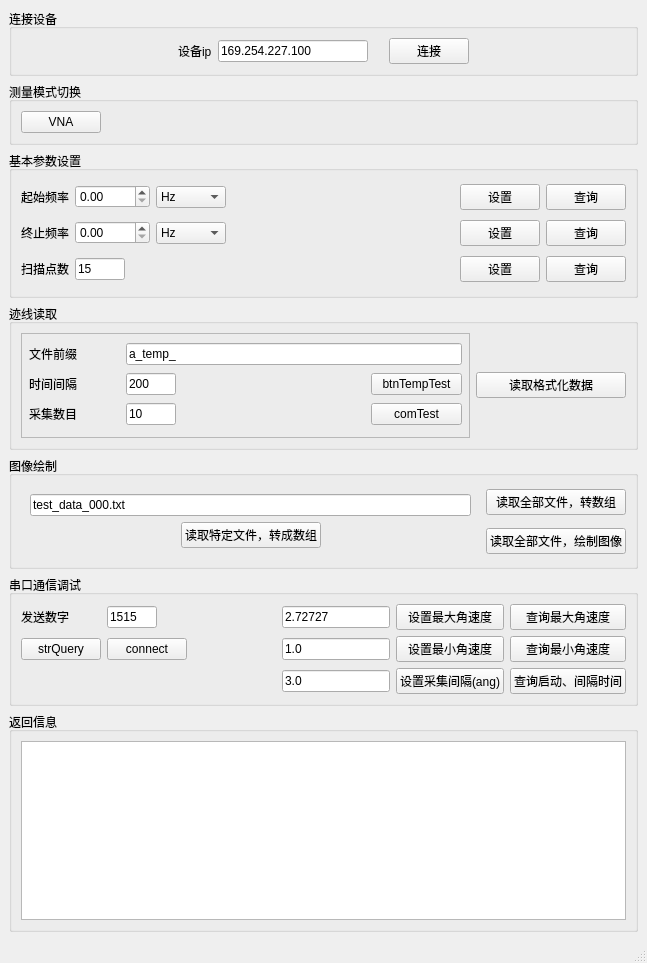
Before: the Qt Designer form mainwindow.ui in J4nnA/janna_51, drawn with Qt 5.
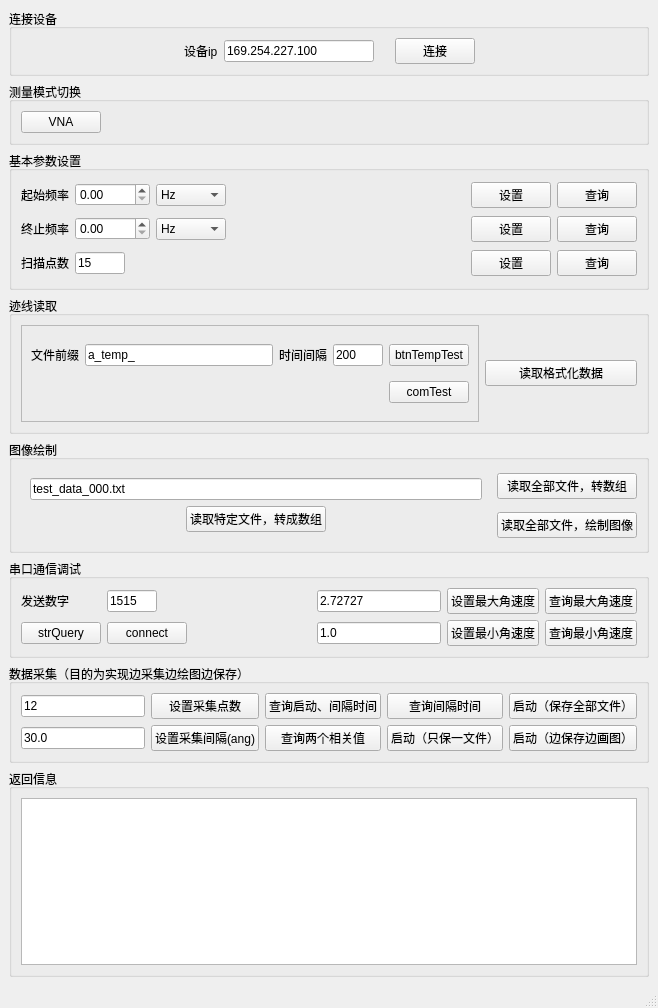
After: the same form once the commit is applied.

Commit message: 目前已经完成了其他所有部分功能的实现，计划对保存文件系统进行大的修改

```diff
--- a/mainwindow.ui
+++ b/mainwindow.ui
@@ -6,57 +6,29 @@
    <rect>
     <x>0</x>
     <y>0</y>
-    <width>647</width>
-    <height>963</height>
+    <width>658</width>
+    <height>1008</height>
    </rect>
   </property>
   <property name="windowTitle">
    <string>MainWindow</string>
   </property>
   <widget class="QWidget" name="centralwidget">
-   <layout class="QGridLayout" name="gridLayout_6">
-    <item row="5" column="0">
-     <widget class="QGroupBox" name="groupBox_7">
+   <layout class="QVBoxLayout" name="verticalLayout">
+    <item>
+     <widget class="QGroupBox" name="groupBox">
       <property name="sizePolicy">
        <sizepolicy hsizetype="Preferred" vsizetype="Preferred">
-        <horstretch>0</horstretch>
-        <verstretch>2</verstretch>
+        <horstretch>3</horstretch>
+        <verstretch>1</verstretch>
        </sizepolicy>
       </property>
       <property name="title">
-       <string>串口通信调试</string>
+       <string>连接设备</string>
       </property>
-      <layout class="QGridLayout" name="gridLayout_4">
-       <item row="3" column="1">
-        <widget class="QPushButton" name="btnConnectSerialPort">
-         <property name="text">
-          <string>connect</string>
-         </property>
-        </widget>
-       </item>
-       <item row="1" column="5">
-        <widget class="QLineEdit" name="leMaxAngVol">
-         <property name="text">
-          <string>2.72727</string>
-         </property>
-        </widget>
-       </item>
-       <item row="3" column="9">
-        <widget class="QPushButton" name="btnQueryMinAngVol">
-         <property name="text">
-          <string>查询最小角速度</string>
-         </property>
-        </widget>
-       </item>
-       <item row="1" column="0">
-        <widget class="QLabel" name="label_5">
-         <property name="text">
-          <string>发送数字</string>
-         </property>
-        </widget>
-       </item>
-       <item row="3" column="2">
-        <spacer name="horizontalSpacer_11">
+      <layout class="QHBoxLayout" name="horizontalLayout">
+       <item>
+        <spacer name="horizontalSpacer">
          <property name="orientation">
           <enum>Qt::Horizontal</enum>
          </property>
@@ -68,197 +40,72 @@
          </property>
         </spacer>
        </item>
-       <item row="3" column="7">
-        <widget class="QPushButton" name="btnSetMinAngVol">
+       <item>
+        <widget class="QLabel" name="label">
          <property name="text">
-          <string>设置最小角速度</string>
+          <string>设备ip</string>
          </property>
         </widget>
        </item>
-       <item row="1" column="7">
-        <widget class="QPushButton" name="btnSetMaxAngVol">
-         <property name="text">
-          <string>设置最大角速度</string>
-         </property>
-        </widget>
-       </item>
-       <item row="1" column="9">
-        <widget class="QPushButton" name="btnQueryMaxAngVol">
-         <property name="text">
-          <string>查询最大角速度</string>
-         </property>
-        </widget>
-       </item>
-       <item row="3" column="5">
-        <widget class="QLineEdit" name="leMinAngVol">
-         <property name="text">
-          <string>1.0</string>
-         </property>
-        </widget>
-       </item>
-       <item row="1" column="2">
-        <spacer name="horizontalSpacer_7">
-         <property name="orientation">
-          <enum>Qt::Horizontal</enum>
-         </property>
-         <property name="sizeHint" stdset="0">
-          <size>
-           <width>40</width>
-           <height>20</height>
-          </size>
-         </property>
-        </spacer>
-       </item>
-       <item row="1" column="1">
-        <widget class="QLineEdit" name="leSendNumber">
+       <item>
+        <widget class="QLineEdit" name="leDeviceIp">
          <property name="sizePolicy">
-          <sizepolicy hsizetype="Fixed" vsizetype="Fixed">
+          <sizepolicy hsizetype="Minimum" vsizetype="Fixed">
            <horstretch>0</horstretch>
            <verstretch>0</verstretch>
           </sizepolicy>
          </property>
          <property name="minimumSize">
           <size>
-           <width>50</width>
+           <width>150</width>
            <height>0</height>
           </size>
          </property>
-         <property name="maximumSize">
-          <size>
-           <width>50</width>
-           <height>16777215</height>
-          </size>
-         </property>
          <property name="text">
-          <string>1515</string>
+          <string>169.254.227.100</string>
          </property>
         </widget>
        </item>
-       <item row="3" column="0">
-        <widget class="QPushButton" name="btnStrQuery">
-         <property name="text">
-          <string>strQuery</string>
+       <item>
+        <spacer name="horizontalSpacer_3">
+         <property name="orientation">
+          <enum>Qt::Horizontal</enum>
          </property>
-        </widget>
-       </item>
-       <item row="4" column="5">
-        <widget class="QLineEdit" name="lineEdit">
-         <property name="text">
-          <string>3.0</string>
+         <property name="sizeType">
+          <enum>QSizePolicy::Fixed</enum>
          </property>
-        </widget>
-       </item>
-       <item row="4" column="7">
-        <widget class="QPushButton" name="pushButton">
-         <property name="text">
-          <string>设置采集间隔(ang)</string>
+         <property name="sizeHint" stdset="0">
+          <size>
+           <width>15</width>
+           <height>20</height>
+          </size>
          </property>
-        </widget>
+        </spacer>
        </item>
-       <item row="4" column="9">
-        <widget class="QPushButton" name="pushButton_2">
+       <item>
+        <widget class="QPushButton" name="btnConnect">
          <property name="text">
-          <string>查询启动、间隔时间</string>
+          <string>连接</string>
          </property>
         </widget>
        </item>
-      </layout>
-     </widget>
-    </item>
-    <item row="6" column="0">
-     <widget class="QGroupBox" name="groupBox_2">
-      <property name="sizePolicy">
-       <sizepolicy hsizetype="Preferred" vsizetype="Preferred">
-        <horstretch>0</horstretch>
-        <verstretch>6</verstretch>
-       </sizepolicy>
-      </property>
-      <property name="title">
-       <string>返回信息</string>
-      </property>
-      <layout class="QVBoxLayout" name="verticalLayout_2">
        <item>
-        <widget class="QTextBrowser" name="textBrowser"/>
-       </item>
-      </layout>
-     </widget>
-    </item>
-    <item row="4" column="0">
-     <widget class="QGroupBox" name="groupBox_6">
-      <property name="sizePolicy">
-       <sizepolicy hsizetype="Preferred" vsizetype="Preferred">
-        <horstretch>0</horstretch>
-        <verstretch>3</verstretch>
-       </sizepolicy>
-      </property>
-      <property name="title">
-       <string>图像绘制</string>
-      </property>
-      <layout class="QGridLayout" name="gridLayout_2">
-       <item row="0" column="0" rowspan="2">
-        <widget class="QWidget" name="widget" native="true">
-         <layout class="QGridLayout" name="gridLayout_5">
-          <item row="1" column="0">
-           <spacer name="horizontalSpacer_8">
-            <property name="orientation">
-             <enum>Qt::Horizontal</enum>
-            </property>
-            <property name="sizeHint" stdset="0">
-             <size>
-              <width>40</width>
-              <height>20</height>
-             </size>
-            </property>
-           </spacer>
-          </item>
-          <item row="1" column="1">
-           <widget class="QPushButton" name="btnReadSpecFile">
-            <property name="text">
-             <string>读取特定文件，转成数组</string>
-            </property>
-           </widget>
-          </item>
-          <item row="1" column="2">
-           <spacer name="horizontalSpacer_9">
-            <property name="orientation">
-             <enum>Qt::Horizontal</enum>
-            </property>
-            <property name="sizeHint" stdset="0">
-             <size>
-              <width>40</width>
-              <height>20</height>
-             </size>
-            </property>
-           </spacer>
-          </item>
-          <item row="0" column="0" colspan="3">
-           <widget class="QLineEdit" name="leFileName">
-            <property name="text">
-             <string>test_data_000.txt</string>
-            </property>
-           </widget>
-          </item>
-         </layout>
-        </widget>
-       </item>
-       <item row="0" column="1">
-        <widget class="QPushButton" name="btnReadAllFile">
-         <property name="text">
-          <string>读取全部文件，转数组</string>
+        <spacer name="horizontalSpacer_2">
+         <property name="orientation">
+          <enum>Qt::Horizontal</enum>
          </property>
-        </widget>
-       </item>
-       <item row="1" column="1">
-        <widget class="QPushButton" name="btnPlotGraph">
-         <property name="text">
-          <string>读取全部文件，绘制图像</string>
+         <property name="sizeHint" stdset="0">
+          <size>
+           <width>40</width>
+           <height>20</height>
+          </size>
          </property>
-        </widget>
+        </spacer>
        </item>
       </layout>
      </widget>
     </item>
-    <item row="1" column="0">
+    <item>
      <widget class="QGroupBox" name="groupBox_3">
       <property name="sizePolicy">
        <sizepolicy hsizetype="Preferred" vsizetype="Preferred">
@@ -293,7 +140,7 @@
       </layout>
      </widget>
     </item>
-    <item row="2" column="0">
+    <item>
      <widget class="QGroupBox" name="groupBox_4">
       <property name="sizePolicy">
        <sizepolicy hsizetype="Preferred" vsizetype="Preferred">
@@ -488,7 +335,7 @@
       </layout>
      </widget>
     </item>
-    <item row="3" column="0">
+    <item>
      <widget class="QGroupBox" name="groupBox_5">
       <property name="sizePolicy">
        <sizepolicy hsizetype="Preferred" vsizetype="Preferred">
@@ -514,46 +361,7 @@
          <property name="frameShadow">
           <enum>QFrame::Raised</enum>
          </property>
-         <layout class="QGridLayout" name="gridLayout_3">
-          <property name="leftMargin">
-           <number>7</number>
-          </property>
-          <property name="topMargin">
-           <number>7</number>
-          </property>
-          <property name="rightMargin">
-           <number>7</number>
-          </property>
-          <property name="bottomMargin">
-           <number>7</number>
-          </property>
-          <item row="2" column="5">
-           <widget class="QPushButton" name="btnComTest">
-            <property name="text">
-             <string>comTest</string>
-            </property>
-           </widget>
-          </item>
-          <item row="2" column="3" colspan="2">
-           <spacer name="horizontalSpacer_6">
-            <property name="orientation">
-             <enum>Qt::Horizontal</enum>
-            </property>
-            <property name="sizeHint" stdset="0">
-             <size>
-              <width>40</width>
-              <height>20</height>
-             </size>
-            </property>
-           </spacer>
-          </item>
-          <item row="2" column="0">
-           <widget class="QLabel" name="label_13">
-            <property name="text">
-             <string>采集数目</string>
-            </property>
-           </widget>
-          </item>
+         <layout class="QGridLayout" name="gridLayout_6">
           <item row="0" column="0">
            <widget class="QLabel" name="label_12">
             <property name="text">
@@ -561,34 +369,28 @@
             </property>
            </widget>
           </item>
-          <item row="1" column="3" colspan="2">
-           <spacer name="horizontalSpacer_5">
-            <property name="orientation">
-             <enum>Qt::Horizontal</enum>
+          <item row="0" column="1">
+           <widget class="QLineEdit" name="leFilePrefix">
+            <property name="text">
+             <string>a_temp_</string>
             </property>
-            <property name="sizeHint" stdset="0">
-             <size>
-              <width>40</width>
-              <height>20</height>
-             </size>
-            </property>
-           </spacer>
+           </widget>
           </item>
-          <item row="1" column="5">
-           <widget class="QPushButton" name="btnTempTest">
+          <item row="2" column="4">
+           <widget class="QPushButton" name="btnComTest">
             <property name="text">
-             <string>btnTempTest</string>
+             <string>comTest</string>
             </property>
            </widget>
           </item>
-          <item row="1" column="0">
+          <item row="0" column="2">
            <widget class="QLabel" name="label_10">
             <property name="text">
              <string>时间间隔</string>
             </property>
            </widget>
           </item>
-          <item row="1" column="2">
+          <item row="0" column="3">
            <widget class="QLineEdit" name="leTimeInterval">
             <property name="sizePolicy">
              <sizepolicy hsizetype="Fixed" vsizetype="Fixed">
@@ -613,35 +415,10 @@
             </property>
            </widget>
           </item>
-          <item row="2" column="2">
-           <widget class="QLineEdit" name="leCollectNum">
-            <property name="sizePolicy">
-             <sizepolicy hsizetype="Preferred" vsizetype="Fixed">
-              <horstretch>0</horstretch>
-              <verstretch>0</verstretch>
-             </sizepolicy>
-            </property>
-            <property name="minimumSize">
-             <size>
-              <width>10</width>
-              <height>0</height>
-             </size>
-            </property>
-            <property name="maximumSize">
-             <size>
-              <width>50</width>
-              <height>16777215</height>
-             </size>
-            </property>
+          <item row="0" column="4">
+           <widget class="QPushButton" name="btnTempTest">
             <property name="text">
-             <string>10</string>
-            </property>
-           </widget>
-          </item>
-          <item row="0" column="2" colspan="4">
-           <widget class="QLineEdit" name="leFilePrefix">
-            <property name="text">
-             <string>a_temp_</string>
+             <string>btnTempTest</string>
             </property>
            </widget>
           </item>
@@ -664,20 +441,137 @@
       </layout>
      </widget>
     </item>
-    <item row="0" column="0">
-     <widget class="QGroupBox" name="groupBox">
+    <item>
+     <widget class="QGroupBox" name="groupBox_6">
       <property name="sizePolicy">
        <sizepolicy hsizetype="Preferred" vsizetype="Preferred">
-        <horstretch>3</horstretch>
-        <verstretch>1</verstretch>
+        <horstretch>0</horstretch>
+        <verstretch>3</verstretch>
        </sizepolicy>
       </property>
       <property name="title">
-       <string>连接设备</string>
+       <string>图像绘制</string>
       </property>
-      <layout class="QHBoxLayout" name="horizontalLayout">
-       <item>
-        <spacer name="horizontalSpacer">
+      <layout class="QGridLayout" name="gridLayout_2">
+       <item row="0" column="0" rowspan="2">
+        <widget class="QWidget" name="widget" native="true">
+         <layout class="QGridLayout" name="gridLayout_5">
+          <item row="1" column="0">
+           <spacer name="horizontalSpacer_8">
+            <property name="orientation">
+             <enum>Qt::Horizontal</enum>
+            </property>
+            <property name="sizeHint" stdset="0">
+             <size>
+              <width>40</width>
+              <height>20</height>
+             </size>
+            </property>
+           </spacer>
+          </item>
+          <item row="1" column="1">
+           <widget class="QPushButton" name="btnReadSpecFile">
+            <property name="text">
+             <string>读取特定文件，转成数组</string>
+            </property>
+           </widget>
+          </item>
+          <item row="1" column="2">
+           <spacer name="horizontalSpacer_9">
+            <property name="orientation">
+             <enum>Qt::Horizontal</enum>
+            </property>
+            <property name="sizeHint" stdset="0">
+             <size>
+              <width>40</width>
+              <height>20</height>
+             </size>
+            </property>
+           </spacer>
+          </item>
+          <item row="0" column="0" colspan="3">
+           <widget class="QLineEdit" name="leFileName">
+            <property name="text">
+             <string>test_data_000.txt</string>
+            </property>
+           </widget>
+          </item>
+         </layout>
+        </widget>
+       </item>
+       <item row="0" column="1">
+        <widget class="QPushButton" name="btnReadAllFile">
+         <property name="text">
+          <string>读取全部文件，转数组</string>
+         </property>
+        </widget>
+       </item>
+       <item row="1" column="1">
+        <widget class="QPushButton" name="btnPlotGraph">
+         <property name="text">
+          <string>读取全部文件，绘制图像</string>
+         </property>
+        </widget>
+       </item>
+      </layout>
+     </widget>
+    </item>
+    <item>
+     <widget class="QGroupBox" name="groupBox_7">
+      <property name="sizePolicy">
+       <sizepolicy hsizetype="Preferred" vsizetype="Preferred">
+        <horstretch>0</horstretch>
+        <verstretch>2</verstretch>
+       </sizepolicy>
+      </property>
+      <property name="title">
+       <string>串口通信调试</string>
+      </property>
+      <layout class="QGridLayout" name="gridLayout_4">
+       <item row="3" column="1">
+        <widget class="QPushButton" name="btnConnectSerialPort">
+         <property name="text">
+          <string>connect</string>
+         </property>
+        </widget>
+       </item>
+       <item row="3" column="5">
+        <widget class="QLineEdit" name="leMinAngVol">
+         <property name="text">
+          <string>1.0</string>
+         </property>
+        </widget>
+       </item>
+       <item row="1" column="7">
+        <widget class="QPushButton" name="btnSetMaxAngVol">
+         <property name="text">
+          <string>设置最大角速度</string>
+         </property>
+        </widget>
+       </item>
+       <item row="1" column="5">
+        <widget class="QLineEdit" name="leMaxAngVol">
+         <property name="text">
+          <string>2.72727</string>
+         </property>
+        </widget>
+       </item>
+       <item row="3" column="9">
+        <widget class="QPushButton" name="btnQueryMinAngVol">
+         <property name="text">
+          <string>查询最小角速度</string>
+         </property>
+        </widget>
+       </item>
+       <item row="3" column="0">
+        <widget class="QPushButton" name="btnStrQuery">
+         <property name="text">
+          <string>strQuery</string>
+         </property>
+        </widget>
+       </item>
+       <item row="1" column="2">
+        <spacer name="horizontalSpacer_7">
          <property name="orientation">
           <enum>Qt::Horizontal</enum>
          </property>
@@ -689,57 +583,40 @@
          </property>
         </spacer>
        </item>
-       <item>
-        <widget class="QLabel" name="label">
-         <property name="text">
-          <string>设备ip</string>
-         </property>
-        </widget>
-       </item>
-       <item>
-        <widget class="QLineEdit" name="leDeviceIp">
+       <item row="1" column="1">
+        <widget class="QLineEdit" name="leSendNumber">
          <property name="sizePolicy">
-          <sizepolicy hsizetype="Minimum" vsizetype="Fixed">
+          <sizepolicy hsizetype="Fixed" vsizetype="Fixed">
            <horstretch>0</horstretch>
            <verstretch>0</verstretch>
           </sizepolicy>
          </property>
          <property name="minimumSize">
           <size>
-           <width>150</width>
+           <width>50</width>
            <height>0</height>
           </size>
          </property>
-         <property name="text">
-          <string>169.254.227.100</string>
-         </property>
-        </widget>
-       </item>
-       <item>
-        <spacer name="horizontalSpacer_3">
-         <property name="orientation">
-          <enum>Qt::Horizontal</enum>
-         </property>
-         <property name="sizeType">
-          <enum>QSizePolicy::Fixed</enum>
-         </property>
-         <property name="sizeHint" stdset="0">
+         <property name="maximumSize">
           <size>
-           <width>15</width>
-           <height>20</height>
+           <width>50</width>
+           <height>16777215</height>
           </size>
          </property>
-        </spacer>
+         <property name="text">
+          <string>1515</string>
+         </property>
+        </widget>
        </item>
-       <item>
-        <widget class="QPushButton" name="btnConnect">
+       <item row="1" column="0">
+        <widget class="QLabel" name="label_5">
          <property name="text">
-          <string>连接</string>
+          <string>发送数字</string>
          </property>
         </widget>
        </item>
-       <item>
-        <spacer name="horizontalSpacer_2">
+       <item row="3" column="2">
+        <spacer name="horizontalSpacer_11">
          <property name="orientation">
           <enum>Qt::Horizontal</enum>
          </property>
@@ -750,6 +627,123 @@
           </size>
          </property>
         </spacer>
+       </item>
+       <item row="3" column="7">
+        <widget class="QPushButton" name="btnSetMinAngVol">
+         <property name="text">
+          <string>设置最小角速度</string>
+         </property>
+        </widget>
+       </item>
+       <item row="1" column="9">
+        <widget class="QPushButton" name="btnQueryMaxAngVol">
+         <property name="text">
+          <string>查询最大角速度</string>
+         </property>
+        </widget>
+       </item>
+      </layout>
+     </widget>
+    </item>
+    <item>
+     <widget class="QGroupBox" name="groupBox_8">
+      <property name="sizePolicy">
+       <sizepolicy hsizetype="Preferred" vsizetype="Preferred">
+        <horstretch>0</horstretch>
+        <verstretch>2</verstretch>
+       </sizepolicy>
+      </property>
+      <property name="title">
+       <string>数据采集（目的为实现边采集边绘图边保存）</string>
+      </property>
+      <layout class="QGridLayout" name="gridLayout_3">
+       <item row="1" column="2">
+        <widget class="QPushButton" name="btnQueryPointAndInterval">
+         <property name="text">
+          <string>查询两个相关值</string>
+         </property>
+        </widget>
+       </item>
+       <item row="0" column="2">
+        <widget class="QPushButton" name="btnQueryStartAndInterval">
+         <property name="text">
+          <string>查询启动、间隔时间</string>
+         </property>
+        </widget>
+       </item>
+       <item row="0" column="0">
+        <widget class="QLineEdit" name="leCollectPoint">
+         <property name="text">
+          <string>12</string>
+         </property>
+        </widget>
+       </item>
+       <item row="0" column="5">
+        <widget class="QPushButton" name="pushButton_3">
+         <property name="text">
+          <string>启动（保存全部文件）</string>
+         </property>
+        </widget>
+       </item>
+       <item row="1" column="0">
+        <widget class="QLineEdit" name="leCollectAngInterval">
+         <property name="text">
+          <string>30.0</string>
+         </property>
+        </widget>
+       </item>
+       <item row="0" column="1">
+        <widget class="QPushButton" name="btnSetCollectPoint">
+         <property name="text">
+          <string>设置采集点数</string>
+         </property>
+        </widget>
+       </item>
+       <item row="1" column="1">
+        <widget class="QPushButton" name="btnSetAngleInterval">
+         <property name="text">
+          <string>设置采集间隔(ang)</string>
+         </property>
+        </widget>
+       </item>
+       <item row="0" column="4">
+        <widget class="QPushButton" name="btnQueryIntervalTime">
+         <property name="text">
+          <string>查询间隔时间</string>
+         </property>
+        </widget>
+       </item>
+       <item row="1" column="4">
+        <widget class="QPushButton" name="pushButton_2">
+         <property name="text">
+          <string>启动（只保一文件）</string>
+         </property>
+        </widget>
+       </item>
+       <item row="1" column="5">
+        <widget class="QPushButton" name="pushButton_4">
+         <property name="text">
+          <string>启动（边保存边画图）</string>
+         </property>
+        </widget>
+       </item>
+      </layout>
+     </widget>
+    </item>
+    <item>
+     <widget class="QGroupBox" name="groupBox_2">
+      <property name="sizePolicy">
+       <sizepolicy hsizetype="Preferred" vsizetype="Preferred">
+        <horstretch>0</horstretch>
+        <verstretch>6</verstretch>
+       </sizepolicy>
+      </property>
+      <property name="title">
+       <string>返回信息</string>
+      </property>
+      <layout class="QVBoxLayout" name="verticalLayout_2">
+       <item>
+        <widget class="QTextBrowser" name="textBrowser"/>
        </item>
       </layout>
      </widget>
```
Left out of the diff: 4 changed lines with no effect on the pictures. The commit also changes 3 other files.
